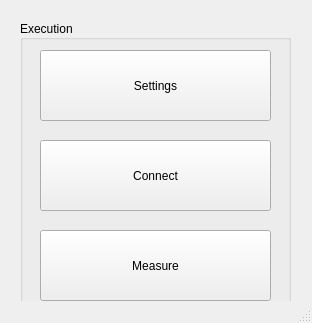
Before: the Qt Designer form Procedures/DIN EN 61000-4-6 Coupler Calibration/Main.ui in odo2063/GUMS, drawn with Qt 5.
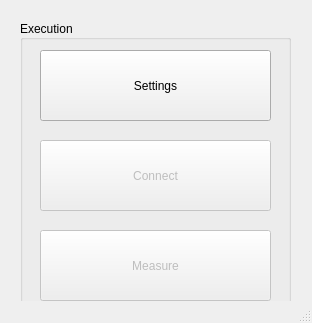
After: the same form once the commit is applied.

The edit to the form file:
```diff
--- a/Procedures/DIN EN 61000-4-6 Coupler Calibration/Main.ui
+++ b/Procedures/DIN EN 61000-4-6 Coupler Calibration/Main.ui
@@ -55,6 +55,9 @@
      </property>
     </widget>
     <widget class="QPushButton" name="connectButton">
+     <property name="enabled">
+      <bool>false</bool>
+     </property>
      <property name="geometry">
       <rect>
        <x>20</x>
@@ -71,6 +74,9 @@
      </property>
     </widget>
     <widget class="QPushButton" name="measureButton">
+     <property name="enabled">
+      <bool>false</bool>
+     </property>
      <property name="geometry">
       <rect>
        <x>20</x>
```
